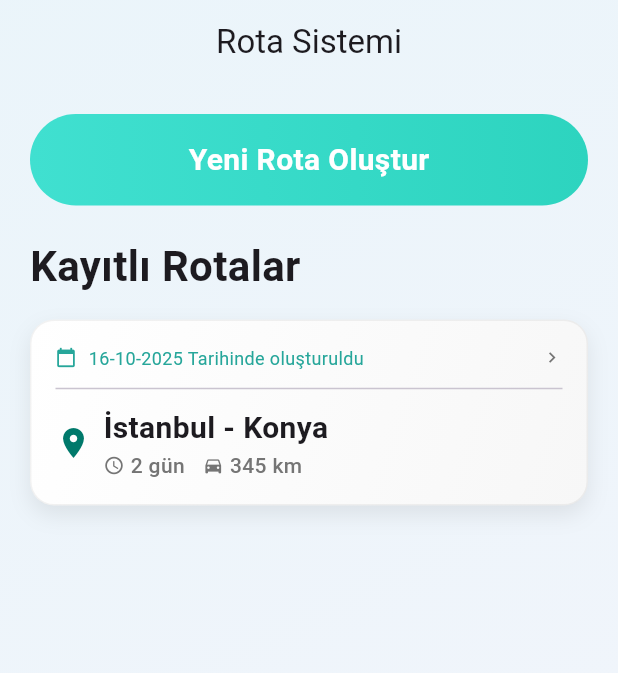
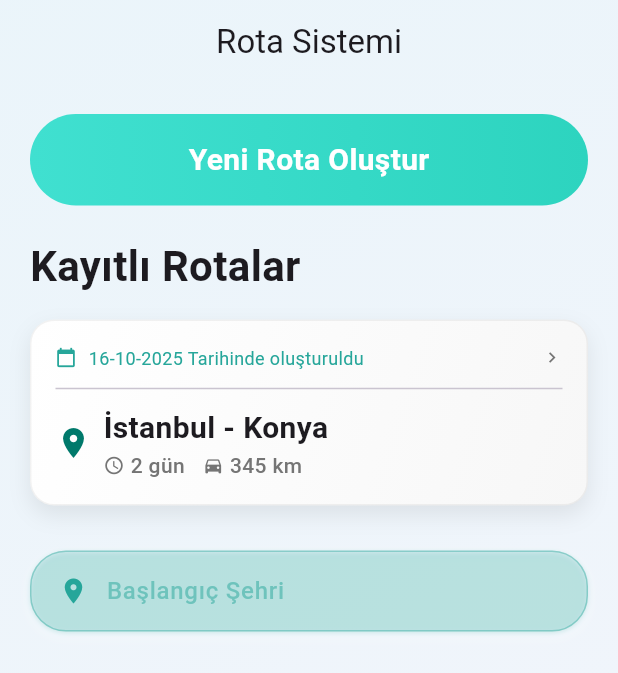
Before and after one commit to batuhangozegu/SmartRoute-Flutter, a Flutter app: the screen it shows after launch, on a phone screen of 412 x 824 dp. Shown: the top 673 px of the screen. Run offline on Flutter 3.47's test engine with Material 3 defaults, Android fonts, the phone set to English and light mode, and no system bars.

Commit message:
Custom Text Field componenti eklendi

```diff
--- /dev/null
+++ b/smart_route/lib/Compenents/custom_text_field.dart
@@ -0,0 +1,73 @@
+import 'package:flutter/material.dart';
+
+class CustomTextField extends StatelessWidget {
+  final String placeHolder;
+  final TextEditingController controller;
+  final IconData? icon;
+
+  const CustomTextField({
+    Key? key,
+    required this.placeHolder,
+    required this.controller,
+    this.icon,
+  }) : super(key: key);
+
+  @override
+  Widget build(BuildContext context) {
+    return Container(
+      decoration: BoxDecoration(
+        color: Colors.teal.shade300.withValues(alpha: 0.15),
+        borderRadius: BorderRadius.circular(24),
+        border: Border.all(
+          color: Colors.teal.shade400.withValues(alpha: 0.4),
+          width: 1.0,
+        ),
+        boxShadow: [
+          BoxShadow(
+            color: Colors.white.withValues(alpha: 0.3),
+            blurRadius: 6,
+            spreadRadius: 1,
+            offset: Offset(0, 3),
+          ),
+          BoxShadow(
+            color: Colors.teal.shade400.withValues(alpha: 0.2),
+            blurRadius: 2,
+            offset: Offset(0, 1),
+          ),
+        ],
+      ),
+      child: Padding(
+        padding: const EdgeInsets.symmetric(horizontal: 18.0, vertical: 14.0),
+        child: Row(
+          crossAxisAlignment: CrossAxisAlignment.center,
+          children: [
+            if (icon != null) ...[
+              Icon(icon, size: 20, color: Colors.teal.shade400),
+              SizedBox(width: 12),
+            ],
+            Expanded(
+              child: TextField(
+                controller: controller,
+                style: TextStyle(
+                  fontSize: 16,
+                  fontWeight: FontWeight.w500,
+                  color: Colors.teal.shade400.withValues(alpha: 0.95),
+                ),
+                decoration: InputDecoration(
+                  hintText: placeHolder,
+                  hintStyle: TextStyle(
+                    fontSize: 16,
+                    color: Colors.teal.shade400.withValues(alpha: 0.5),
+                  ),
+                  border: InputBorder.none,
+                  isDense: true,
+                  contentPadding: EdgeInsets.zero,
+                ),
+              ),
+            ),
+          ],
+        ),
+      ),
+    );
+  }
+}
--- a/smart_route/lib/views/home_screen.dart
+++ b/smart_route/lib/views/home_screen.dart
@@ -1,4 +1,5 @@
 import 'package:flutter/material.dart';
+import 'package:smart_route/Compenents/custom_text_field.dart';
 import 'package:smart_route/Compenents/gradient_button.dart';
 import 'package:smart_route/Compenents/list_item_view.dart';
 
@@ -7,6 +8,7 @@ class HomeScreen extends StatelessWidget {
 
   @override
   Widget build(BuildContext context) {
+    final _controller = TextEditingController();
     return Scaffold(
       extendBodyBehindAppBar: true,
       appBar: AppBar(
@@ -55,6 +57,12 @@ class HomeScreen extends StatelessWidget {
 
                 ListItemView(),
 
+                const SizedBox(height: 30),
+                CustomTextField(
+                  placeHolder: "Başlangıç Şehri",
+                  controller: _controller,
+                  icon: Icons.location_on,
+                ),
                 const Spacer(),
               ],
             ),
```
Also changed, not shown: smart_route/lib/Compenents/list_item_view.dart (+0 -18 lines).
